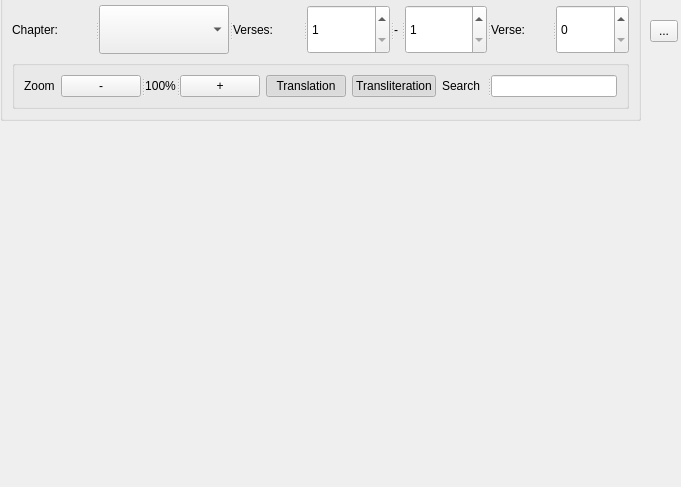
First picture: the form in core/controls/quran_reader.ui, repository abumq/project-islam, before the edit.
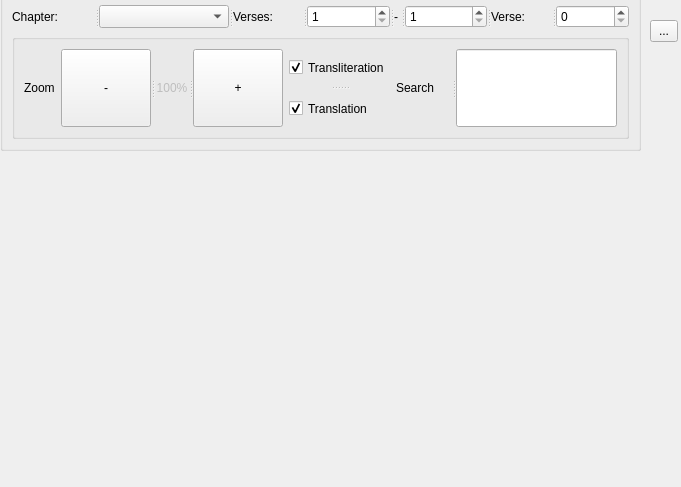
Second picture: the form after the edit.

Commit message: Some more improvements around quran_reader.cc

```diff
--- a/core/controls/quran_reader.ui
+++ b/core/controls/quran_reader.ui
@@ -19,7 +19,7 @@
      <x>0</x>
      <y>-10</y>
      <width>641</width>
-     <height>131</height>
+     <height>161</height>
     </rect>
    </property>
    <property name="title">
@@ -116,6 +116,9 @@
           </property>
          </widget>
          <widget class="QLabel" name="lblZoomValue">
+          <property name="enabled">
+           <bool>false</bool>
+          </property>
           <property name="text">
            <string>100%</string>
           </property>
@@ -131,29 +134,26 @@
         </widget>
        </item>
        <item>
-        <widget class="QPushButton" name="btnTranslation">
-         <property name="text">
-          <string>Translation</string>
+        <widget class="QSplitter" name="splitter_7">
+         <property name="orientation">
+          <enum>Qt::Vertical</enum>
          </property>
-         <property name="checkable">
-          <bool>true</bool>
-         </property>
-         <property name="checked">
-          <bool>true</bool>
-         </property>
-        </widget>
-       </item>
-       <item>
-        <widget class="QPushButton" name="btnTransliteration">
+         <widget class="QCheckBox" name="chkTransliteration">
          <property name="text">
           <string>Transliteration</string>
          </property>
-         <property name="checkable">
+          <property name="checked">
           <bool>true</bool>
          </property>
+         </widget>
+         <widget class="QCheckBox" name="chkTranslation">
+          <property name="text">
+           <string>Translation</string>
+          </property>
          <property name="checked">
           <bool>true</bool>
          </property>
+         </widget>
         </widget>
        </item>
        <item>
```
Lines whose indentation alone changed are shown as unchanged. The commit also changes 3 other files.
